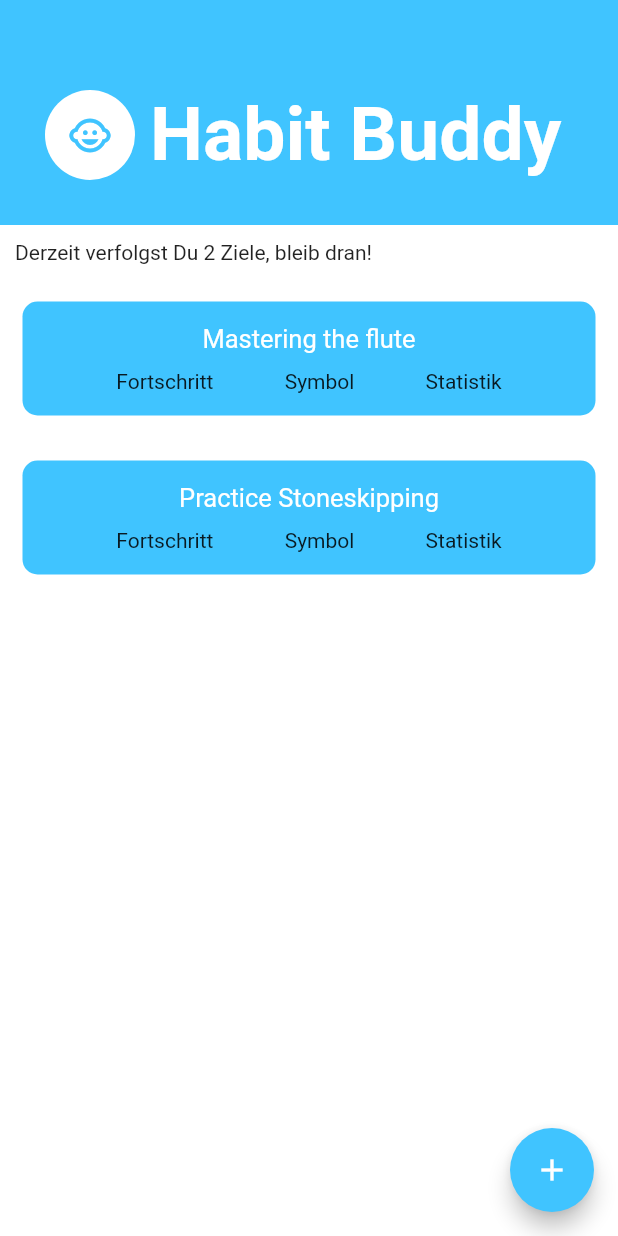
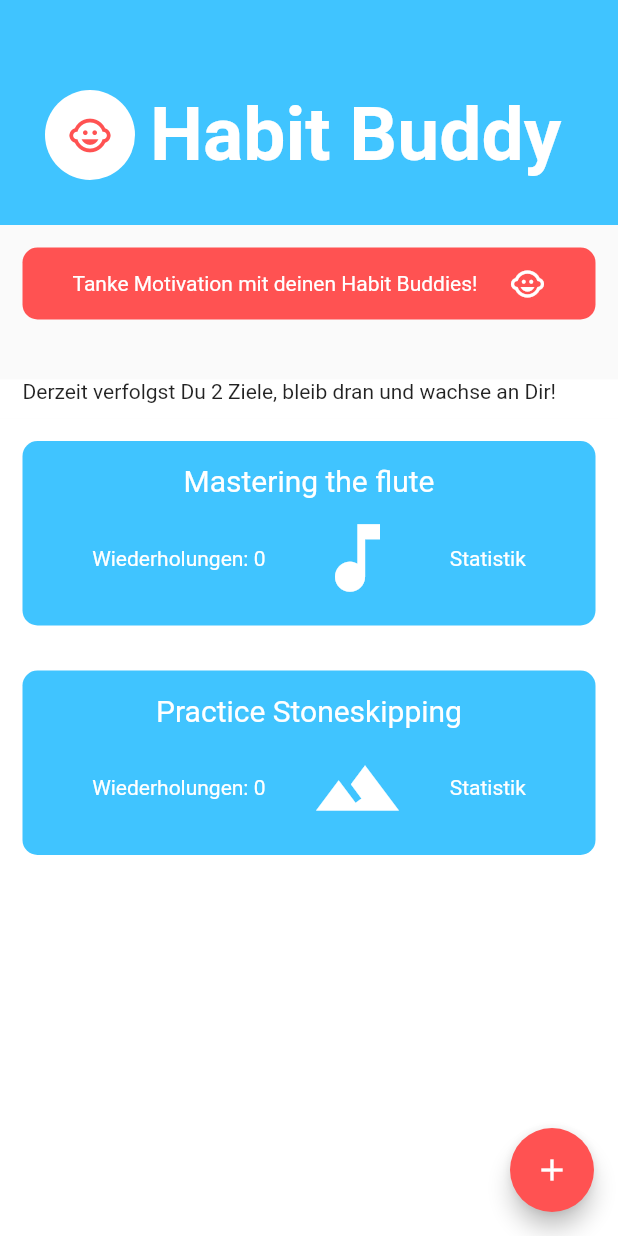
Before and after one commit to PAtB1992/habit_buddy, a Flutter app: the screen it shows after launch, on a phone screen of 412 x 824 dp. Run offline on Flutter 3.47's test engine with Material 2 defaults, Android fonts, the phone set to English and light mode, and no system bars.

```diff
--- a/lib/Widgets/goals_list.dart
+++ b/lib/Widgets/goals_list.dart
@@ -9,10 +9,13 @@ class GoalsList extends StatelessWidget {
     return Consumer<GoalData>(
       builder: (context, goalData, child) {
         return ListView.builder(
+          padding: EdgeInsets.all(0),
           itemBuilder: (context, index) {
             final goal = goalData.goals[index];
             return GoalTile(
               goalTitle: goal.name,
+              repetitions: goal.repetitions,
+              goalIcon: goal.goalIcon,
             );
           },
           itemCount: goalData.goalCount,
--- a/lib/components/goal.dart
+++ b/lib/components/goal.dart
@@ -1,7 +1,12 @@
+import 'package:flutter/material.dart';
+
 class Goal {
   final String name;
   bool isDone;
+  int repetitions;
+  final IconData goalIcon;
+
 //  TODO Symbol für Goal hinzufügen
 
-  Goal({this.name, this.isDone = false});
+  Goal({this.name, this.isDone = false, this.repetitions = 0, this.goalIcon});
 }
--- a/lib/components/goal_data.dart
+++ b/lib/components/goal_data.dart
@@ -6,8 +6,8 @@ import 'package:habit_buddy/components/goal.dart';
 
 class GoalData extends ChangeNotifier {
   List<Goal> _goals = [
-    Goal(name: 'Mastering the flute'),
-    Goal(name: 'Practice Stoneskipping'),
+    Goal(name: 'Mastering the flute', goalIcon: Icons.music_note),
+    Goal(name: 'Practice Stoneskipping', goalIcon: Icons.filter_hdr),
   ];
 
 //Enables to work with parameter "goals" without having to write "_goals"
--- a/lib/components/goal_tile.dart
+++ b/lib/components/goal_tile.dart
@@ -3,8 +3,10 @@ import 'package:flutter/material.dart';
 class GoalTile extends StatelessWidget {
   final String goalTitle;
   final Function onPress;
+  final int repetitions;
+  final IconData goalIcon;
 
-  GoalTile({this.goalTitle, this.onPress});
+  GoalTile({this.goalTitle, this.onPress, this.repetitions, this.goalIcon});
 
   @override
   Widget build(BuildContext context) {
@@ -16,7 +18,7 @@ class GoalTile extends StatelessWidget {
           children: <Widget>[
             Text(
               goalTitle,
-              style: TextStyle(color: Colors.white, fontSize: 17.0),
+              style: TextStyle(color: Colors.white, fontSize: 20.0),
             ),
             SizedBox(
               height: 10.0,
@@ -24,9 +26,19 @@ class GoalTile extends StatelessWidget {
             Row(
               mainAxisAlignment: MainAxisAlignment.spaceEvenly,
               children: <Widget>[
-                Text('Fortschritt'),
-                Text('Symbol'),
-                Text('Statistik'),
+                Text(
+                  'Wiederholungen: $repetitions',
+                  style: TextStyle(color: Colors.white),
+                ),
+                Icon(
+                  goalIcon,
+                  color: Colors.white,
+                  size: 60.0,
+                ),
+                Text(
+                  'Statistik',
+                  style: TextStyle(color: Colors.white),
+                ),
               ],
             ),
           ],
--- a/lib/components/reusable_card.dart
+++ b/lib/components/reusable_card.dart
@@ -1,8 +1,9 @@
 import 'package:flutter/material.dart';
 
 class ReusableCard extends StatelessWidget {
-  ReusableCard({@required this.color, this.cardChild, this.onPress});
+  ReusableCard({this.color, this.cardChild, this.onPress, this.borderColor});
   final Color color;
+  final Color borderColor;
   final Widget cardChild;
   final Function onPress;
 
@@ -11,11 +12,13 @@ class ReusableCard extends StatelessWidget {
     return GestureDetector(
       onTap: onPress,
       child: Container(
+        padding: EdgeInsets.all(12),
         child: cardChild,
-        margin: EdgeInsets.all(15.0),
+        margin: EdgeInsets.symmetric(horizontal: 15.0, vertical: 15.0),
         decoration: BoxDecoration(
           color: color,
           borderRadius: BorderRadius.circular(10.0),
+//          border: Border.all(width: 1, color: borderColor),
         ),
       ),
     );
--- a/lib/screens/add_habit_screen.dart
+++ b/lib/screens/add_habit_screen.dart
@@ -10,8 +10,9 @@ class AddHabit extends StatelessWidget {
   Widget build(BuildContext context) {
     return Scaffold(
       body: Container(
-        padding: EdgeInsets.only(top: 60),
+//        padding: EdgeInsets.only(top: 60),
         child: Column(
+          mainAxisAlignment: MainAxisAlignment.center,
           children: <Widget>[
             Text(
               'Add Goal',
--- a/lib/screens/start_screen.dart
+++ b/lib/screens/start_screen.dart
@@ -19,8 +19,8 @@ class _StartScreenState extends State<StartScreen> {
   @override
   Widget build(BuildContext context) {
     return Scaffold(
-      backgroundColor: Colors.lightBlueAccent,
       floatingActionButton: FloatingActionButton(
+        backgroundColor: Colors.redAccent,
         onPressed: () {
 //          Provider.of<GoalData>(context, listen: false).addGoal('Test');
           Navigator.pushNamed(
@@ -28,7 +28,6 @@ class _StartScreenState extends State<StartScreen> {
             AddHabit.id,
           );
         },
-        backgroundColor: Colors.lightBlueAccent,
         child: Icon(Icons.add),
       ),
       body: Column(
@@ -45,7 +44,7 @@ class _StartScreenState extends State<StartScreen> {
                   child: Icon(
                     Icons.child_care,
                     size: 30.0,
-                    color: Colors.lightBlueAccent,
+                    color: Colors.redAccent,
                   ),
                   backgroundColor: Colors.white,
                   radius: 30.0,
@@ -64,27 +63,42 @@ class _StartScreenState extends State<StartScreen> {
               ],
             ),
           ),
+          Column(
+            crossAxisAlignment: CrossAxisAlignment.start,
+            children: <Widget>[
+              ReusableCard(
+                color: Colors.redAccent,
+                onPress: () {
+                  Navigator.pushNamed(context, Friends.id);
+                },
+                cardChild: Row(
+                  mainAxisAlignment: MainAxisAlignment.spaceEvenly,
+                  children: <Widget>[
+                    Text(
+                      'Tanke Motivation mit deinen Habit Buddies!',
+                      style: TextStyle(color: Colors.white),
+                    ),
+                    Hero(
+                      tag: 'icon',
+                      child: Icon(
+                        Icons.child_care,
+                        color: Colors.white,
+                      ),
+                    ),
+                  ],
+                ),
+              ),
+            ],
+          ),
+          SizedBox(
+            height: 25,
+          ),
           Container(
-            padding: EdgeInsets.all(10.0),
+            padding: EdgeInsets.only(left: 15, right: 15, bottom: 10),
             color: Colors.white,
             child: Text(
-                'Derzeit verfolgst Du ${Provider.of<GoalData>(context).goalCount} Ziele, bleib dran!'),
+                'Derzeit verfolgst Du ${Provider.of<GoalData>(context).goalCount} Ziele, bleib dran und wachse an Dir!'),
           ),
-//          ReusableCard(
-//            onPress: () {
-//              Navigator.push(
-//                context,
-//                MaterialPageRoute(
-//                  builder: (context) => Friends(),
-//                ),
-//              );
-//            },
-//            color: Colors.blue[800],
-//            cardChild: Padding(
-//              padding: const EdgeInsets.all(8.0),
-//              child: Text('My Habit Buddies'),
-//            ),
-//          ),
           Expanded(
             child: Container(
               color: Colors.white,
```
Also changed, not shown: lib/screens/friends.dart (+31 -23 lines).
